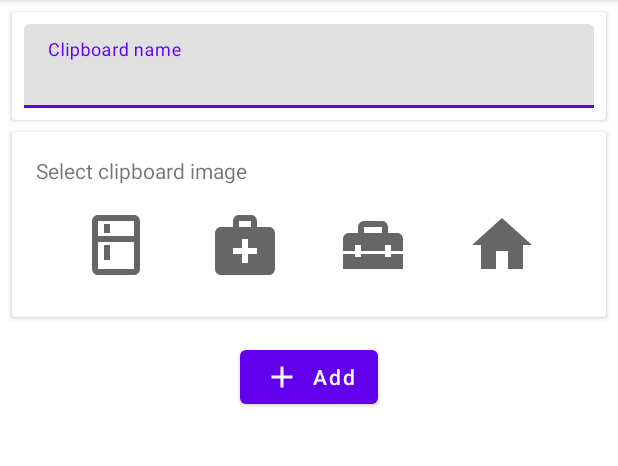
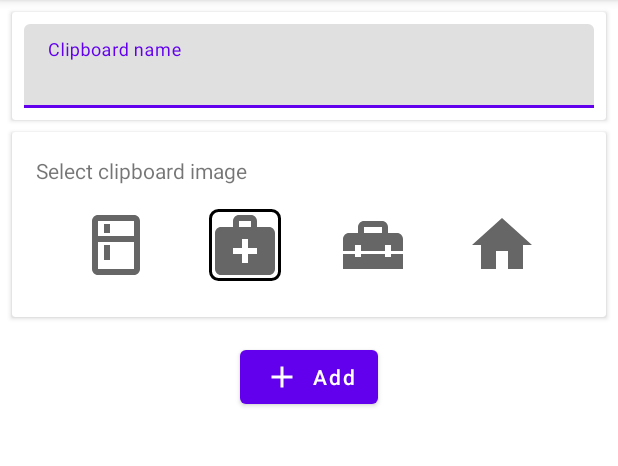
Before and after one commit to mgrabarski/android-home-clipboard, an Android app: the screen it shows after launch (MainActivity), after a tap on an icon or button, on a phone screen of 412 x 824 dp, the part 84-550 px from its top. Run offline under Robolectric (Android 15) with nearby library versions, the phone set to English and light mode, and no system bars; our stand-ins replace data binding.

Commit message:
By default user fridge as clipboard image. Handle selection updates in binding adapter

```diff
--- /dev/null
+++ b/features/add-clipboard/src/main/java/com/mg/homeclipboards/add/ui/adapters/BindingAdapters.kt
@@ -0,0 +1,30 @@
+package com.mg.homeclipboards.add.ui.adapters
+
+import android.view.View
+import android.widget.ImageView
+import androidx.databinding.BindingAdapter
+import com.mg.homeclipboards.add.R
+import com.mg.homeclipboards.add.ui.viewmodel.AddNewClipboardViewModel.SelectedIcon
+import com.mg.homeclipboards.domain.model.Icon.*
+
+@BindingAdapter("handleToDisplaySelectedIcon")
+fun handleToDisplaySelectedIcon(view: View, selectedIcon: SelectedIcon) {
+    if (view is ImageView) {
+        view.setBackgroundResource(android.R.color.transparent)
+
+        when {
+            view.id == R.id.image1 && selectedIcon.icon == Fridge -> {
+                view.setBackgroundResource(R.drawable.background_black_frame)
+            }
+            view.id == R.id.image2 && selectedIcon.icon == Medics -> {
+                view.setBackgroundResource(R.drawable.background_black_frame)
+            }
+            view.id == R.id.image3 && selectedIcon.icon == Cosmetics -> {
+                view.setBackgroundResource(R.drawable.background_black_frame)
+            }
+            view.id == R.id.image4 && selectedIcon.icon == Other -> {
+                view.setBackgroundResource(R.drawable.background_black_frame)
+            }
+        }
+    }
+}
--- a/features/add-clipboard/src/main/java/com/mg/homeclipboards/add/ui/viewmodel/AddNewClipboardViewModel.kt
+++ b/features/add-clipboard/src/main/java/com/mg/homeclipboards/add/ui/viewmodel/AddNewClipboardViewModel.kt
@@ -1,21 +1,20 @@
 package com.mg.homeclipboards.add.ui.viewmodel
 
-import android.view.View
 import androidx.lifecycle.LiveData
 import androidx.lifecycle.MutableLiveData
 import androidx.lifecycle.ViewModel
-import com.mg.homeclipboards.add.R
-import com.mg.homeclipboards.add.ui.viewmodel.AddNewClipboardViewModel.SelectedIcon
 import com.mg.homeclipboards.domain.model.Icon
-import com.mg.homeclipboards.domain.model.Icon.*
+import com.mg.homeclipboards.domain.model.Icon.Fridge
 
 class AddNewClipboardViewModel : ViewModel() {
 
-    private val _selectedIcon = MutableLiveData<SelectedIcon>().apply {
-        postValue(SelectedIcon(Fridge))
-    }
+    private val _selectedIcon = MutableLiveData<SelectedIcon>()
     val selectedIcon: LiveData<SelectedIcon>
         get() = _selectedIcon
+
+    init {
+        _selectedIcon.value = SelectedIcon(Fridge)
+    }
 
     fun onSelectIconChange(icon: SelectedIcon) {
         _selectedIcon.value = icon
--- a/features/add-clipboard/src/main/res/layout/fragment_add_new_clipboard.xml
+++ b/features/add-clipboard/src/main/res/layout/fragment_add_new_clipboard.xml
@@ -79,6 +79,7 @@
 
                 <ImageView
                     android:id="@+id/image1"
+                    handleToDisplaySelectedIcon="@{viewModel.selectedIcon}"
                     android:layout_width="48dp"
                     android:layout_height="48dp"
                     android:layout_marginTop="16dp"
@@ -94,6 +95,7 @@
 
                 <ImageView
                     android:id="@+id/image2"
+                    handleToDisplaySelectedIcon="@{viewModel.selectedIcon}"
                     android:layout_width="48dp"
                     android:layout_height="48dp"
                     android:onClick="@{(view) -> onIconClickHandler.onIconClick(view, viewModel)}"
@@ -107,6 +109,7 @@
 
                 <ImageView
                     android:id="@+id/image3"
+                    handleToDisplaySelectedIcon="@{viewModel.selectedIcon}"
                     android:layout_width="48dp"
                     android:layout_height="48dp"
                     android:onClick="@{(view) -> onIconClickHandler.onIconClick(view, viewModel)}"
@@ -120,6 +123,7 @@
 
                 <ImageView
                     android:id="@+id/image4"
+                    handleToDisplaySelectedIcon="@{viewModel.selectedIcon}"
                     android:layout_width="48dp"
                     android:layout_height="48dp"
                     android:onClick="@{(view) -> onIconClickHandler.onIconClick(view, viewModel)}"
--- a/gradle/base_android_library_config.gradle
+++ b/gradle/base_android_library_config.gradle
@@ -54,5 +54,6 @@ dependencies {
 
     testImplementation UnitTestDependencies.kotestCore
     testImplementation UnitTestDependencies.junit
+    testImplementation UnitTestDependencies.mockk
     testRuntimeOnly UnitTestDependencies.junitJupiterEngine
 }
```
